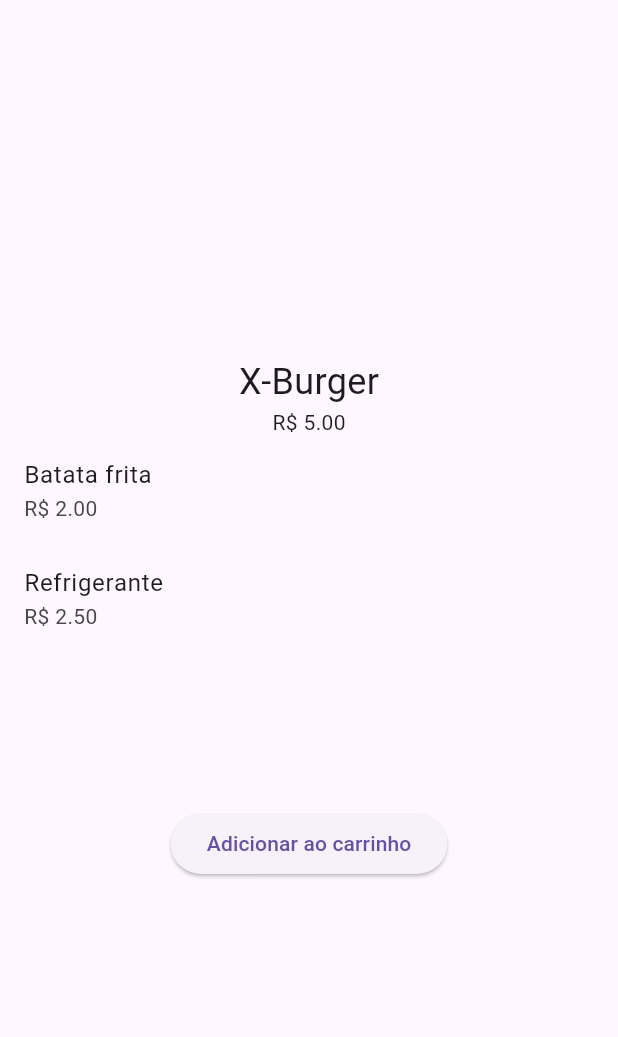
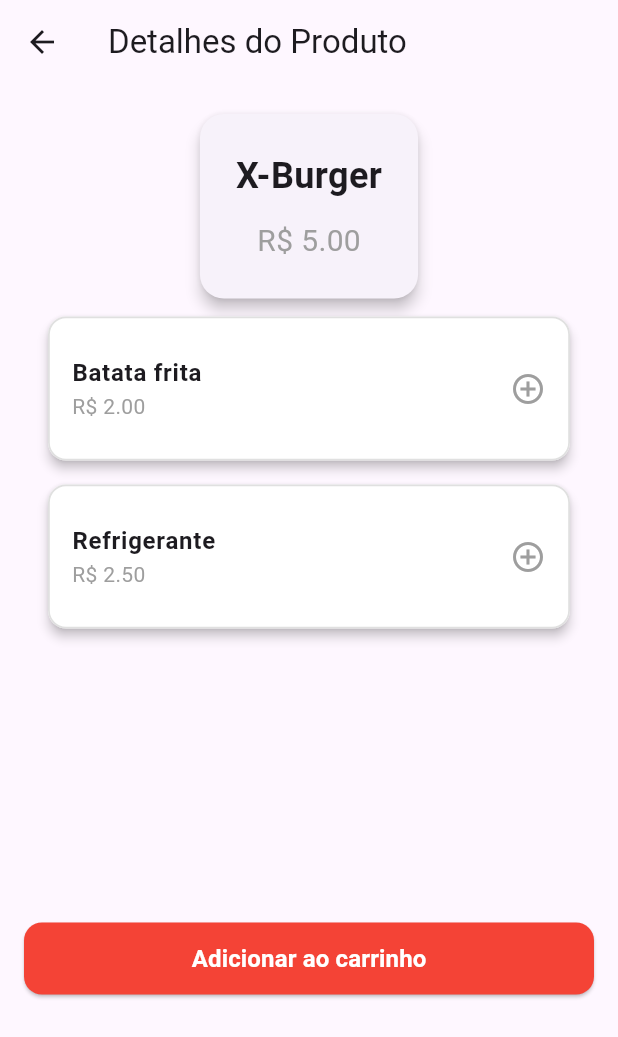
Before and after one commit to MatheusSilveira0402/burger, a Flutter app: the screen it shows after launch, after a tap on "X-Burger", on a phone screen of 412 x 824 dp. Shown: the top 1037 px of the screen. Run offline on Flutter 3.47's test engine with Material 3 defaults, Android fonts, the light colour scheme and no system bars; our stand-ins replace flutter_modular, sqflite, sqflite_common_ffi; accounts and stored records are empty.

Commit message:
feat: Finished part of the app layout

```diff
--- /dev/null
+++ b/lib/app/modules/home/componentes/cart_item_title.dart
@@ -0,0 +1,42 @@
+import 'package:buger/app/models/item_model.dart';
+import 'package:flutter/material.dart';
+
+class CartItemTile extends StatelessWidget {
+  final ItemModel item;
+  final void Function() onChange; // ✅ alterado aqui
+  final IconData? icon;
+
+  const CartItemTile({
+    super.key,
+    required this.item,
+    required this.onChange,
+    this.icon,
+  });
+
+  @override
+  Widget build(BuildContext context) {
+    return Card(
+      elevation: 2,
+      margin: const EdgeInsets.symmetric(horizontal: 12, vertical: 6),
+      shape: RoundedRectangleBorder(borderRadius: BorderRadius.circular(12)),
+      child: ListTile(
+        contentPadding: const EdgeInsets.symmetric(horizontal: 16, vertical: 8),
+        title: Text(
+          item.name,
+          style: const TextStyle(fontWeight: FontWeight.bold, fontSize: 16),
+        ),
+        subtitle: Text(
+          'R\$ ${item.price.toStringAsFixed(2)}',
+          style: const TextStyle(color: Colors.grey),
+        ),
+        trailing: icon != null
+            ? IconButton(
+                icon: Icon(icon, color: Colors.red),
+                onPressed: onChange,
+              )
+            : null,
+        onTap: onChange, // ✅ permite também tocar o card inteiro
+      ),
+    );
+  }
+}
--- a/lib/app/modules/home/home_module.dart
+++ b/lib/app/modules/home/home_module.dart
@@ -1,4 +1,4 @@
-import 'package:buger/app/modules/home/pages/car_page.dart';
+import 'package:buger/app/modules/home/pages/cart_page.dart';
 import 'package:buger/app/modules/home/pages/detail_page.dart';
 import 'package:buger/app/modules/home/provider/product_provider.dart';
 import 'package:flutter_modular/flutter_modular.dart';
--- a/lib/app/modules/home/pages/detail_page.dart
+++ b/lib/app/modules/home/pages/detail_page.dart
@@ -4,7 +4,6 @@ import 'package:buger/app/modules/home/pages/extra_page.dart';
 import 'package:buger/app/modules/home/provider/product_provider.dart';
 import 'package:flutter/material.dart';
 import 'package:flutter_modular/flutter_modular.dart';
-
 
 class DetailPage extends StatefulWidget {
   const DetailPage({super.key});
@@ -27,23 +26,76 @@ class _DetailPageState extends State<DetailPage> {
   @override
   Widget build(BuildContext context) {
     return Scaffold(
-      body: SizedBox(
+      appBar: AppBar(
+        title: const Text('Detalhes do Produto'),
+        leading: IconButton(
+          icon: const Icon(Icons.arrow_back),
+          onPressed: () => Modular.to.pop(),
+        ),
+      ),
+      body: SingleChildScrollView(
+        padding: const EdgeInsets.all(16),
+        child: Center(
+          child: Column(
+            children: [
+              Card(
+                elevation: 4,
+                shape: RoundedRectangleBorder(
+                  borderRadius: BorderRadius.circular(16),
+                ),
+                child: Padding(
+                  padding: const EdgeInsets.all(24),
+                  child: Column(
+                    children: [
+                      Text(
+                        product.name,
+                        style: const TextStyle(
+                          fontSize: 24,
+                          fontWeight: FontWeight.bold,
+                        ),
+                      ),
+                      const SizedBox(height: 12),
+                      Text(
+                        'R\$ ${product.price.toStringAsFixed(2)}',
+                        style: const TextStyle(
+                          fontSize: 20,
+                          color: Colors.grey,
+                        ),
+                      ),
+                    ],
+                  ),
+                ),
+              ),
+              SizedBox(
                 width: context.widthPct(1),
-        child: Column(
-          mainAxisAlignment: MainAxisAlignment.center,
-          crossAxisAlignment: CrossAxisAlignment.center,
-          children: [
-            Text(product.name, style: const TextStyle(fontSize: 24)),
-            Text('R\$ ${product.price.toStringAsFixed(2)}'),
-            const ExtraPage(),
-            ElevatedButton(
+                height: context.heightPct(0.5),
+                child: const ExtraPage()), // Página com os extras
+              SizedBox(
+                width: double.infinity,
+                height: 48,
+                child: ElevatedButton(
+                  style: ElevatedButton.styleFrom(
+                    backgroundColor: Colors.red,
+                    shape: RoundedRectangleBorder(
+                      borderRadius: BorderRadius.circular(12),
+                    ),
+                  ),
                   onPressed: () {
                     store.addCar(product);
                     Modular.to.pushNamed('/car');
                   },
-              child: const Text('Adicionar ao carrinho'),
+                  child: const Text(
+                    'Adicionar ao carrinho',
+                    style: TextStyle(
+                      fontSize: 16,
+                      color: Colors.white,
+                      fontWeight: FontWeight.bold,
+                    ),
+                  ),
+                ),
               ),
             ],
+          ),
         ),
       ),
     );
--- a/lib/app/modules/home/pages/extra_page.dart
+++ b/lib/app/modules/home/pages/extra_page.dart
@@ -12,33 +12,56 @@ class ExtraPage extends StatefulWidget {
 
 class _ExtraPageState extends State<ExtraPage> {
   late ProductProvider store;
+
   @override
   Widget build(BuildContext context) {
     store = context.watch<ProductProvider>();
+    final extras = store.products.where((item) => item.type == 'extra').toList();
 
-    final products = store.products.where((item) => item.type == 'extra').toList();
     return SizedBox(
       width: context.widthPct(1),
       height: context.heightPct(0.3),
       child: ListView.builder(
-        itemCount: products.length,
+        itemCount: extras.length,
         itemBuilder: (context, index) {
-          final item = products[index];
-          return ListTile(
-            title: Text(item.name),
-            subtitle: Text('R\$ ${item.price.toStringAsFixed(2)}'),
-            selected: store.productsBuy.any(
-              (element) => element.name == item.name,
+          final item = extras[index];
+          final isSelected = store.productsBuy.any((e) => e.name == item.name);
+
+          return Card(
+            elevation: 3,
+            color: isSelected ? Colors.red.shade50 : Colors.white,
+            shape: RoundedRectangleBorder(
+              borderRadius: BorderRadius.circular(12),
+              side: BorderSide(
+                color: isSelected ? Colors.red : Colors.grey.shade300,
+                width: 1.2,
+              ),
+            ),
+            margin: const EdgeInsets.symmetric(horizontal: 16, vertical: 8),
+            child: ListTile(
+              contentPadding: const EdgeInsets.symmetric(horizontal: 16, vertical: 12),
+              title: Text(
+                item.name,
+                style: const TextStyle(fontWeight: FontWeight.bold, fontSize: 16),
+              ),
+              subtitle: Text(
+                'R\$ ${item.price.toStringAsFixed(2)}',
+                style: const TextStyle(color: Colors.grey),
+              ),
+              trailing: Icon(
+                isSelected ? Icons.check_circle : Icons.add_circle_outline,
+                color: isSelected ? Colors.red : Colors.grey,
               ),
               onTap: () {
-              if (store.productsBuy.any(
-                (element) => element.name == item.name,
-              )) {
+                setState(() {
+                  if (isSelected) {
                     store.removeCar(item);
                   } else {
                     store.addCar(item);
                   }
+                });
               },
+            ),
           );
         },
       ),
--- a/lib/app/modules/home/pages/home_page.dart
+++ b/lib/app/modules/home/pages/home_page.dart
@@ -1,3 +1,5 @@
+import 'package:buger/app/modules/home/componentes/cart_item_title.dart';
+import 'package:buger/app/modules/home/componentes/total_amount_banner.dart';
 import 'package:buger/app/modules/home/provider/product_provider.dart';
 import 'package:flutter/material.dart';
 import 'package:flutter_modular/flutter_modular.dart';
@@ -32,25 +34,11 @@ class _HomePageState extends State<HomePage> {
               itemCount: products.length,
               itemBuilder: (context, index) {
                 final item = products[index];
-                return ListTile(
-                  title: Text(item.name),
-                  subtitle: Text('R\$ ${item.price.toStringAsFixed(2)}'),
-                  onTap: () {
-                    Modular.to.pushNamed('/detail', arguments: item);
-                  },
-                );
+                return CartItemTile(item: item, onChange: () => Modular.to.pushNamed('/detail', arguments: item));
               },
             ),
       floatingActionButton: store.productsBuy.isNotEmpty
-          ? FloatingActionButton.extended(
-              onPressed: () {
-                Modular.to.pushNamed('/car');
-              },
-              icon: const Icon(Icons.shopping_cart),
-              label: Text(
-                '${store.productsBuy.length} item(s) • R\$ ${store.productsBuy.fold(0.0, (sum, e) => sum + e.price).toStringAsFixed(2)}',
-              ),
-            )
+          ? TotalAmountBanner(total: store.total, discount: store.discount)
           : null,
     );
   }
```
Also changed, not shown: lib/app/modules/home/componentes/total_amount_banner.dart (added, +34 -0 lines), lib/app/modules/home/pages/car_page.dart (deleted, +0 -142 lines), lib/app/modules/home/pages/cart_page.dart (added, +141 -0 lines), lib/app/modules/home/provider/product_provider.dart (+24 -0 lines). Lines whose indentation alone changed are shown as unchanged.
